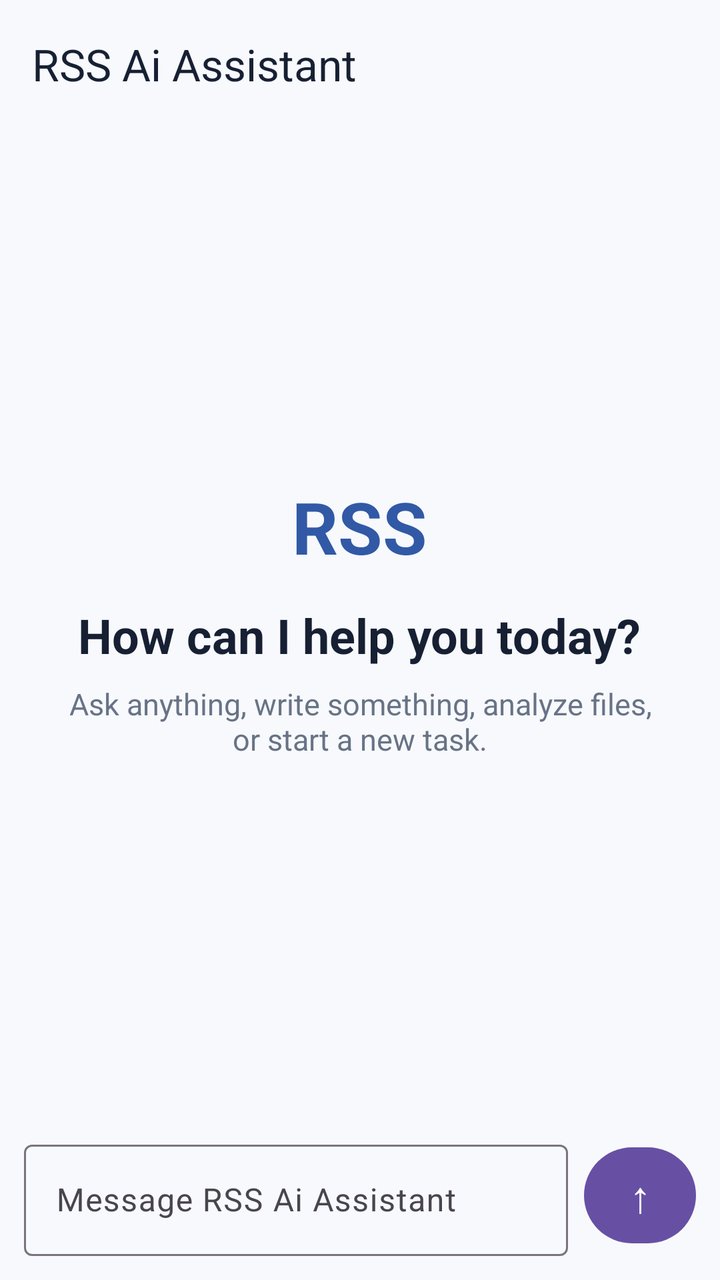
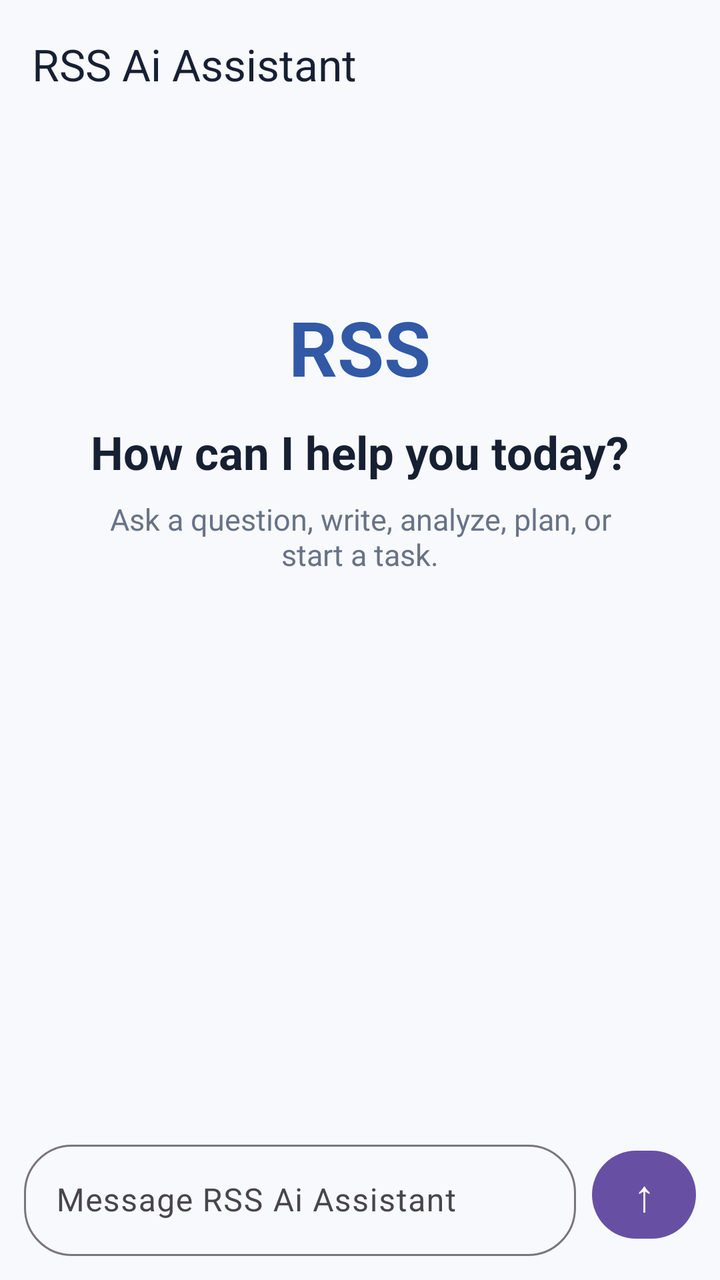

Two renders of the same Android screen: before a commit and after it. Below are the layout's source before the change and the commit's diff.
<!-- AndroidManifest.xml: application theme AppTheme -->
<!-- res/layout/activity_main.xml -->
<?xml version="1.0" encoding="utf-8"?>
<LinearLayout xmlns:android="http://schemas.android.com/apk/res/android"
    xmlns:app="http://schemas.android.com/apk/res-auto"
    android:layout_width="match_parent"
    android:layout_height="match_parent"
    android:background="#F7F9FC"
    android:orientation="vertical">

    <com.google.android.material.appbar.MaterialToolbar
        android:id="@+id/toolbar"
        android:layout_width="match_parent"
        android:layout_height="64dp"
        android:background="#F7F9FC"
        app:title="RSS Ai Assistant"
        app:titleTextColor="#172033" />

    <ScrollView
        android:layout_width="match_parent"
        android:layout_height="0dp"
        android:layout_weight="1"
        android:fillViewport="true">
        <LinearLayout
            android:layout_width="match_parent"
            android:layout_height="match_parent"
            android:gravity="center"
            android:orientation="vertical"
            android:padding="28dp">

            <TextView
                android:layout_width="wrap_content"
                android:layout_height="wrap_content"
                android:text="RSS"
                android:textColor="#3159A6"
                android:textSize="36sp"
                android:textStyle="bold" />

            <TextView
                android:layout_width="wrap_content"
                android:layout_height="wrap_content"
                android:layout_marginTop="14dp"
                android:text="How can I help you today?"
                android:textColor="#172033"
                android:textSize="24sp"
                android:textStyle="bold" />

            <TextView
                android:layout_width="match_parent"
                android:layout_height="wrap_content"
                android:layout_marginTop="8dp"
                android:gravity="center"
                android:text="Ask anything, write something, analyze files, or start a new task."
                android:textColor="#687386"
                android:textSize="15sp" />
        </LinearLayout>
    </ScrollView>

    <LinearLayout
        android:layout_width="match_parent"
        android:layout_height="wrap_content"
        android:orientation="horizontal"
        android:padding="12dp">

        <com.google.android.material.textfield.TextInputLayout
            android:layout_width="0dp"
            android:layout_height="wrap_content"
            android:layout_weight="1"
            android:hint="Message RSS Ai Assistant">
            <com.google.android.material.textfield.TextInputEditText
                android:id="@+id/message_input"
                android:layout_width="match_parent"
                android:layout_height="wrap_content"
                android:inputType="textCapSentences|textMultiLine"
                android:maxLines="4" />
        </com.google.android.material.textfield.TextInputLayout>

        <com.google.android.material.button.MaterialButton
            android:id="@+id/send_button"
            android:layout_width="56dp"
            android:layout_height="56dp"
            android:layout_marginStart="8dp"
            android:minWidth="0dp"
            android:text="↑"
            android:textSize="22sp" />
    </LinearLayout>
</LinearLayout>
<!-- resources referenced by this layout -->
<resources>
  <style name="AppTheme" parent="Base.AppTheme" />
  <style name="Base.AppTheme" parent="Theme.Material3.DayNight.NoActionBar">
      
      
    </style>
</resources>

<!-- the commit's change to res/layout/activity_main.xml (unified diff, before → after) -->
@@ -15,70 +15,99 @@
         app:titleTextColor="#172033" />
 
     <ScrollView
+        android:id="@+id/message_scroll"
         android:layout_width="match_parent"
         android:layout_height="0dp"
         android:layout_weight="1"
-        android:fillViewport="true">
+        android:fillViewport="true"
+        android:clipToPadding="false"
+        android:paddingStart="16dp"
+        android:paddingEnd="16dp"
+        android:paddingTop="12dp"
+        android:paddingBottom="12dp">
+
         <LinearLayout
+            android:id="@+id/message_container"
             android:layout_width="match_parent"
-            android:layout_height="match_parent"
-            android:gravity="center"
-            android:orientation="vertical"
-            android:padding="28dp">
+            android:layout_height="wrap_content"
+            android:orientation="vertical">
 
-            <TextView
-                android:layout_width="wrap_content"
-                android:layout_height="wrap_content"
-                android:text="RSS"
-                android:textColor="#3159A6"
-                android:textSize="36sp"
-                android:textStyle="bold" />
-
-            <TextView
-                android:layout_width="wrap_content"
-                android:layout_height="wrap_content"
-                android:layout_marginTop="14dp"
-                android:text="How can I help you today?"
-                android:textColor="#172033"
-                android:textSize="24sp"
-                android:textStyle="bold" />
-
-            <TextView
+            <LinearLayout
+                android:id="@+id/empty_state"
                 android:layout_width="match_parent"
                 android:layout_height="wrap_content"
-                android:layout_marginTop="8dp"
+                android:layout_marginTop="48dp"
                 android:gravity="center"
-                android:text="Ask anything, write something, analyze files, or start a new task."
-                android:textColor="#687386"
-                android:textSize="15sp" />
+                android:orientation="vertical"
+                android:padding="24dp">
+
+                <TextView
+                    android:layout_width="wrap_content"
+                    android:layout_height="wrap_content"
+                    android:text="RSS"
+                    android:textColor="#3159A6"
+                    android:textSize="38sp"
+                    android:textStyle="bold" />
+
+                <TextView
+                    android:layout_width="wrap_content"
+                    android:layout_height="wrap_content"
+                    android:layout_marginTop="12dp"
+                    android:text="How can I help you today?"
+                    android:textColor="#172033"
+                    android:textSize="23sp"
+                    android:textStyle="bold" />
+
+                <TextView
+                    android:layout_width="match_parent"
+                    android:layout_height="wrap_content"
+                    android:layout_marginTop="8dp"
+                    android:gravity="center"
+                    android:text="Ask a question, write, analyze, plan, or start a task."
+                    android:textColor="#687386"
+                    android:textSize="15sp" />
+            </LinearLayout>
         </LinearLayout>
     </ScrollView>
 
     <LinearLayout
         android:layout_width="match_parent"
         android:layout_height="wrap_content"
+        android:gravity="center_vertical"
         android:orientation="horizontal"
-        android:padding="12dp">
+        android:paddingStart="12dp"
+        android:paddingEnd="12dp"
+        android:paddingTop="8dp"
+        android:paddingBottom="12dp">
 
         <com.google.android.material.textfield.TextInputLayout
+            android:id="@+id/message_input_layout"
             android:layout_width="0dp"
             android:layout_height="wrap_content"
             android:layout_weight="1"
-            android:hint="Message RSS Ai Assistant">
+            android:hint="Message RSS Ai Assistant"
+            app:boxCornerRadiusBottomEnd="24dp"
+            app:boxCornerRadiusBottomStart="24dp"
+            app:boxCornerRadiusTopEnd="24dp"
+            app:boxCornerRadiusTopStart="24dp">
+
             <com.google.android.material.textfield.TextInputEditText
                 android:id="@+id/message_input"
                 android:layout_width="match_parent"
                 android:layout_height="wrap_content"
+                android:imeOptions="actionSend"
                 android:inputType="textCapSentences|textMultiLine"
-                android:maxLines="4" />
+                android:maxLines="5"
+                android:minHeight="52dp" />
         </com.google.android.material.textfield.TextInputLayout>
 
         <com.google.android.material.button.MaterialButton
             android:id="@+id/send_button"
-            android:layout_width="56dp"
-            android:layout_height="56dp"
+            android:layout_width="52dp"
+            android:layout_height="52dp"
             android:layout_marginStart="8dp"
             android:minWidth="0dp"
+            android:padding="0dp"
             android:text="↑"
             android:textSize="22sp" />
     </LinearLayout>
